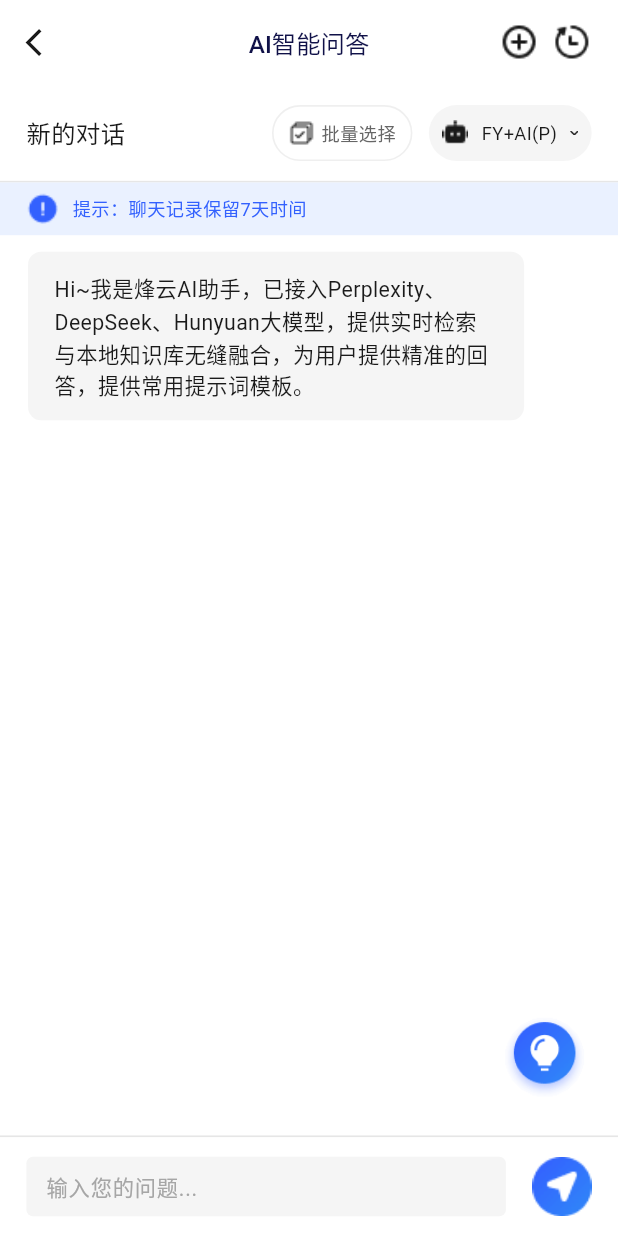
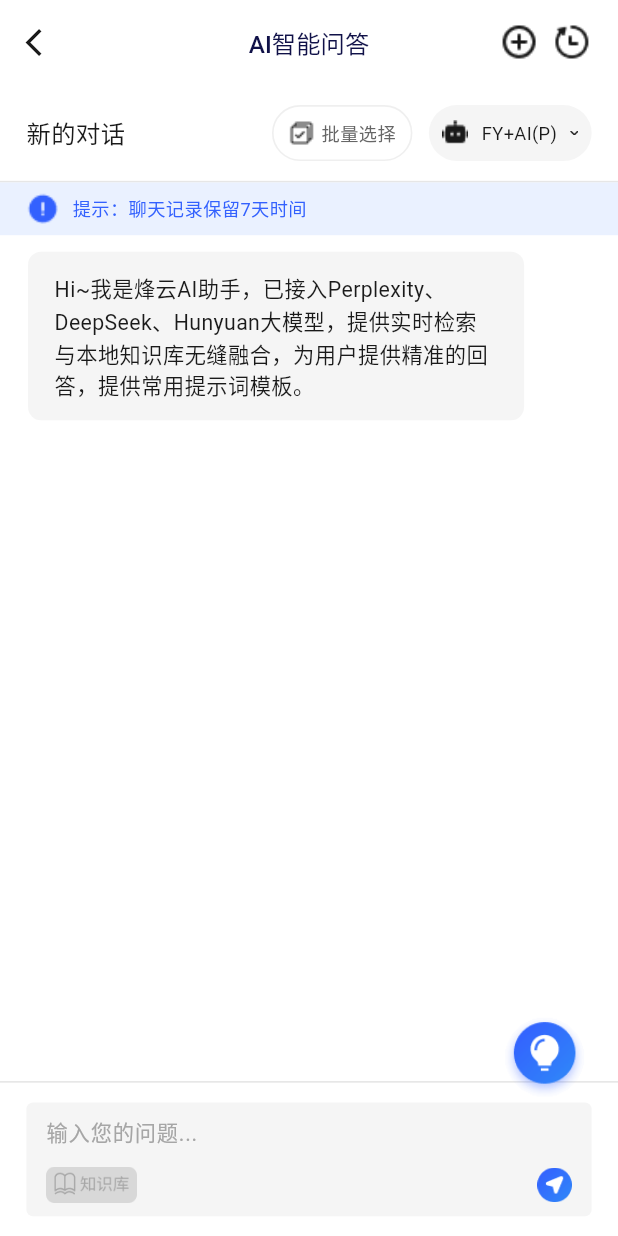
Before and after one commit to shen0909/FY_app, a Flutter app: the AiQusPage screen opened by its route, on a phone screen of 412 x 824 dp. Run offline on Flutter 3.47's test engine with Material 3 defaults, Android fonts, the phone set to English and light mode, and no system bars; drawn by our look-alikes of flutter_markdown; our stand-ins replace cached_network_image, dio, fl_chart, flutter_local_notifications, flutter_screenutil, get and 8 more; missing offline and left inert: flutter_archive, local_auth_android, side_sheet, version; accounts and stored records are empty; generated files the repository leaves out were written again; network calls fail; Roboto replaces fonts that are missing (AlibabaPuHuiTi).

Commit message:
feature: AI接口新增知识库字段

```diff
--- a/lib/https/api_service.dart
+++ b/lib/https/api_service.dart
@@ -518,8 +518,7 @@ class ApiService {
   }
 
   /// 发送AI对话
-  Future<String?> sendAIChat(String content, List<Map<String, dynamic>> history,
-      String robotUID) async {
+  Future<String?> sendAIChat(String content, List<Map<String, dynamic>> history, String robotUID,bool isOpenKnowledge) async {
     // 获取内层token
     String? token = await FYSharedPreferenceUtils.getInnerAccessToken();
     if (token == null || token.isEmpty) {
@@ -551,7 +550,8 @@ class ApiService {
       "命令具体内容": {
         "对话内容Base64": contentBase64,
         "历史对话json队列": historyJson,
-        "对话RobotUID": robotUID
+        "对话RobotUID": robotUID,
+        'is_knowledge_base' : isOpenKnowledge
       }
     };
 
--- a/lib/pages/ai_qus/ai_qus_state.dart
+++ b/lib/pages/ai_qus/ai_qus_state.dart
@@ -12,6 +12,7 @@ enum ExportStatus {
 }
 
 class AiQusState {
+  RxBool isOpenKnowledge = false.obs;
   // 对话消息列表
   final RxList<Map<String, dynamic>> messages = <Map<String, dynamic>>[].obs;
 
--- a/lib/pages/ai_qus/ai_qus_view.dart
+++ b/lib/pages/ai_qus/ai_qus_view.dart
@@ -389,9 +389,6 @@ class AiQusPage extends StatelessWidget {
           top: BorderSide(color: FYColors.color_E6E6E6, width: 1.w),
         ),
       ),
-      child: Row(
-        children: [
-          Expanded(
       child: Container(
         constraints: BoxConstraints(minHeight: 36.w),
         padding: EdgeInsets.symmetric(horizontal: 12.w, vertical: 8.w),
@@ -400,7 +397,9 @@ class AiQusPage extends StatelessWidget {
           borderRadius: BorderRadius.circular(4.w),
         ),
         alignment: Alignment.center,
-              child: TextField(
+        child: Column(
+          children: [
+            TextField(
               controller: state.messageController,
               decoration: InputDecoration.collapsed(
                 hintText: '输入您的问题...',
@@ -418,14 +417,22 @@ class AiQusPage extends StatelessWidget {
               minLines: 1,
               keyboardType: TextInputType.multiline,
             ),
-            ),
-          ),
-          SizedBox(width: 16.w),
+            SizedBox(height: 11.w),
+            Row(
+              children: [
+                GestureDetector(
+                    onTap: () => logic.switchKnowledge(),
+                    child: Image.asset(state.isOpenKnowledge.value ? FYImages.checkKnowledge : FYImages.uncheckKnowledge,
+                        width: 55.w, height: 22.w, fit: BoxFit.contain)),
+                const Spacer(),
                 GestureDetector(
                     onTap: () => logic.sendMessage(),
                     child: Image.asset(FYImages.sendIcon,
-                  width: 36.w, height: 36.w, fit: BoxFit.contain)),
+                        width: 21.w, height: 21.w, fit: BoxFit.contain)),
               ],
+            ),
+          ],
+        ),
       ),
     );
   }
--- a/lib/styles/image_resource.dart
+++ b/lib/styles/image_resource.dart
@@ -77,4 +77,6 @@ class FYImages {
   static const String hot3 = 'assets/images/hot3.png'; // 舆情热点3
   static const String hot4 = 'assets/images/hot4.png'; // 舆情热点4
   static const String hot5 = 'assets/images/hot5.png'; // 舆情热点5
+  static const String uncheckKnowledge = 'assets/images/uncheck_knowledge.png'; // 未选中知识库
+  static const String checkKnowledge = 'assets/images/check_knowledge.png'; // 选中知识库
 }
```
Also changed, not shown: lib/pages/ai_qus/ai_qus_logic.dart (+6 -2 lines), assets/images/2.0x/check_knowledge.png (added), assets/images/2.0x/uncheck_knowledge.png (added), assets/images/3.0x/check_knowledge.png (added), assets/images/3.0x/uncheck_knowledge.png (added), assets/images/check_knowledge.png (added), assets/images/uncheck_knowledge.png (added). Lines whose indentation alone changed are shown as unchanged.
